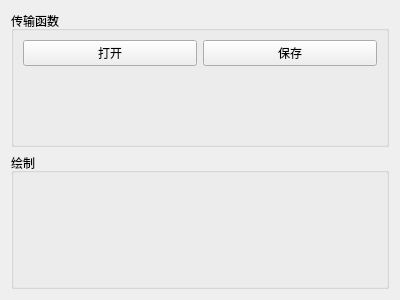
Qt form app/direct_volume_render/main_window.ui (Kouek/vis-osg-qt) before a commit.
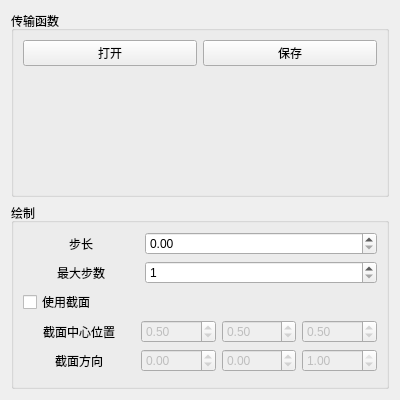
The same form after that commit.

The edit to the form file:
```diff
--- a/app/direct_volume_render/main_window.ui
+++ b/app/direct_volume_render/main_window.ui
@@ -7,7 +7,7 @@
     <x>0</x>
     <y>0</y>
     <width>400</width>
-    <height>300</height>
+    <height>400</height>
    </rect>
   </property>
   <property name="windowTitle">
@@ -53,6 +53,189 @@
      <property name="title">
       <string>绘制</string>
      </property>
+     <layout class="QVBoxLayout" name="verticalLayout_3">
+      <item>
+       <layout class="QHBoxLayout" name="horizontalLayout_2" stretch="1,2">
+        <item>
+         <widget class="QLabel" name="label">
+          <property name="text">
+           <string>步长</string>
+          </property>
+          <property name="alignment">
+           <set>Qt::AlignCenter</set>
+          </property>
+         </widget>
+        </item>
+        <item>
+         <widget class="QDoubleSpinBox" name="doubleSpinBox_DeltaT"/>
+        </item>
+       </layout>
+      </item>
+      <item>
+       <layout class="QHBoxLayout" name="horizontalLayout_3" stretch="1,2">
+        <item>
+         <widget class="QLabel" name="label_2">
+          <property name="text">
+           <string>最大步数</string>
+          </property>
+          <property name="alignment">
+           <set>Qt::AlignCenter</set>
+          </property>
+         </widget>
+        </item>
+        <item>
+         <widget class="QSpinBox" name="spinBox_MaxStepCnt">
+          <property name="minimum">
+           <number>1</number>
+          </property>
+          <property name="maximum">
+           <number>3000</number>
+          </property>
+         </widget>
+        </item>
+       </layout>
+      </item>
+      <item>
+       <widget class="QCheckBox" name="checkBox_UseSlice">
+        <property name="text">
+         <string>使用截面</string>
+        </property>
+       </widget>
+      </item>
+      <item>
+       <layout class="QHBoxLayout" name="horizontalLayout_4" stretch="3,2,2,2">
+        <item>
+         <widget class="QLabel" name="label_3">
+          <property name="text">
+           <string>截面中心位置</string>
+          </property>
+          <property name="alignment">
+           <set>Qt::AlignCenter</set>
+          </property>
+         </widget>
+        </item>
+        <item>
+         <widget class="QDoubleSpinBox" name="doubleSpinBox_SliceCntrX">
+          <property name="enabled">
+           <bool>false</bool>
+          </property>
+          <property name="minimum">
+           <double>0.000000000000000</double>
+          </property>
+          <property name="maximum">
+           <double>1.000000000000000</double>
+          </property>
+          <property name="singleStep">
+           <double>0.100000000000000</double>
+          </property>
+          <property name="value">
+           <double>0.500000000000000</double>
+          </property>
+         </widget>
+        </item>
+        <item>
+         <widget class="QDoubleSpinBox" name="doubleSpinBox_SliceCntrY">
+          <property name="enabled">
+           <bool>false</bool>
+          </property>
+          <property name="maximum">
+           <double>1.000000000000000</double>
+          </property>
+          <property name="singleStep">
+           <double>0.100000000000000</double>
+          </property>
+          <property name="value">
+           <double>0.500000000000000</double>
+          </property>
+         </widget>
+        </item>
+        <item>
+         <widget class="QDoubleSpinBox" name="doubleSpinBox_SliceCntrZ">
+          <property name="enabled">
+           <bool>false</bool>
+          </property>
+          <property name="maximum">
+           <double>1.000000000000000</double>
+          </property>
+          <property name="singleStep">
+           <double>0.100000000000000</double>
+          </property>
+          <property name="value">
+           <double>0.500000000000000</double>
+          </property>
+         </widget>
+        </item>
+       </layout>
+      </item>
+      <item>
+       <layout class="QHBoxLayout" name="horizontalLayout_5" stretch="3,2,2,2">
+        <item>
+         <widget class="QLabel" name="label_4">
+          <property name="text">
+           <string>截面方向</string>
+          </property>
+          <property name="alignment">
+           <set>Qt::AlignCenter</set>
+          </property>
+         </widget>
+        </item>
+        <item>
+         <widget class="QDoubleSpinBox" name="doubleSpinBox_SliceDirX">
+          <property name="enabled">
+           <bool>false</bool>
+          </property>
+          <property name="minimum">
+           <double>-1.000000000000000</double>
+          </property>
+          <property name="maximum">
+           <double>1.000000000000000</double>
+          </property>
+          <property name="singleStep">
+           <double>0.100000000000000</double>
+          </property>
+         </widget>
+        </item>
+        <item>
+         <widget class="QDoubleSpinBox" name="doubleSpinBox_SliceDirY">
+          <property name="enabled">
+           <bool>false</bool>
+          </property>
+          <property name="minimum">
+           <double>-1.000000000000000</double>
+          </property>
+          <property name="maximum">
+           <double>1.000000000000000</double>
+          </property>
+          <property name="singleStep">
+           <double>0.100000000000000</double>
+          </property>
+          <property name="value">
+           <double>0.000000000000000</double>
+          </property>
+         </widget>
+        </item>
+        <item>
+         <widget class="QDoubleSpinBox" name="doubleSpinBox_SliceDirZ">
+          <property name="enabled">
+           <bool>false</bool>
+          </property>
+          <property name="minimum">
+           <double>-1.000000000000000</double>
+          </property>
+          <property name="maximum">
+           <double>1.000000000000000</double>
+          </property>
+          <property name="singleStep">
+           <double>0.100000000000000</double>
+          </property>
+          <property name="value">
+           <double>1.000000000000000</double>
+          </property>
+         </widget>
+        </item>
+       </layout>
+      </item>
+     </layout>
     </widget>
    </item>
   </layout>
```
